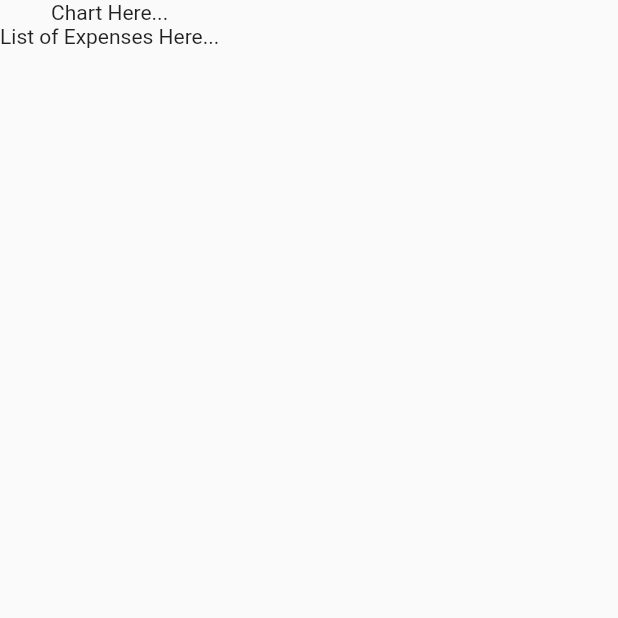
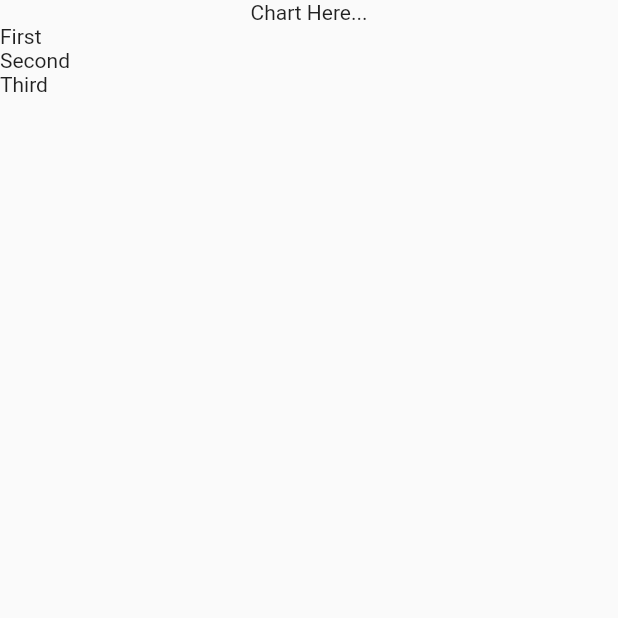
Before and after one commit to Vidhish-Trivedi/Expense-Tracker-FlutterBasics, a Flutter app: the screen it shows after launch, on a phone screen of 412 x 824 dp, the top half of it. Run offline on Flutter 3.47's test engine with Material 2 defaults, Android fonts, the phone set to English and light mode, and no system bars.

Commit message:
display lists efficiently

```diff
--- a/lib/expenses.dart
+++ b/lib/expenses.dart
@@ -1,4 +1,6 @@
 import 'package:flutter/material.dart';
+import 'package:expense_tracker/models/expense.dart';
+import 'package:expense_tracker/expenses_list.dart';
 
 class Expenses extends StatefulWidget {
   const Expenses({super.key});
@@ -10,13 +12,33 @@ class Expenses extends StatefulWidget {
 }
 
 class _ExpensesState extends State<Expenses> {
+  final List<Expense> _registeredExpenses = [
+    Expense(
+      title: "First",
+      amount: 10.00,
+      date: DateTime.now(),
+      category: Category.leisure,
+    ),
+    Expense(
+      title: "Second",
+      amount: 15,
+      date: DateTime.now(),
+      category: Category.work,
+    ),
+    Expense(
+        title: "Third",
+        amount: 19.99,
+        date: DateTime.now(),
+        category: Category.travel),
+  ];
+
   @override
   Widget build(BuildContext context) {
-    return (const Scaffold(
+    return (Scaffold(
       body: Column(
         children: [
-          Text("Chart Here..."),
-          Text("List of Expenses Here..."),
+          const Text("Chart Here..."),
+          Expanded(child: ExpensesList(expenses: _registeredExpenses)),
         ],
       ),
     ));
--- /dev/null
+++ b/lib/expenses_list.dart
@@ -0,0 +1,30 @@
+import 'package:flutter/material.dart';
+import 'package:expense_tracker/models/expense.dart';
+
+class ExpensesList extends StatelessWidget {
+  const ExpensesList({
+    super.key,
+    required this.expenses,
+  });
+
+  final List<Expense> expenses;
+
+  @override
+  Widget build(BuildContext context) {
+    return (
+      ListView.builder(
+        itemBuilder: (context, index) {
+          return(
+            Text(expenses[index].title)
+          );
+        },
+        itemCount: expenses.length,
+      )
+    );
+  }
+}
+
+// ListView is useful when final length of list is unknown.
+// List elements are created efficiently using ListView, unlike Column, which creates all of them at once.
+// If we set its children: attribute, it sets up a scrollable list in a similar manner as Column.
+// Instead, we can use its .builder() constructor.
```
